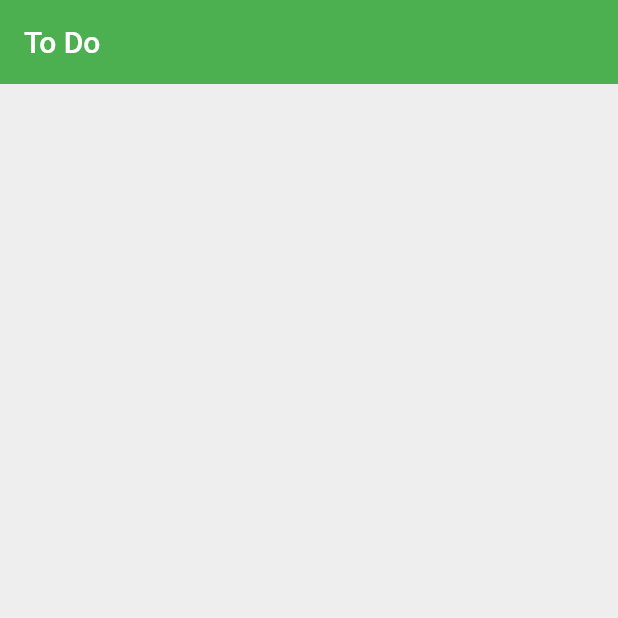
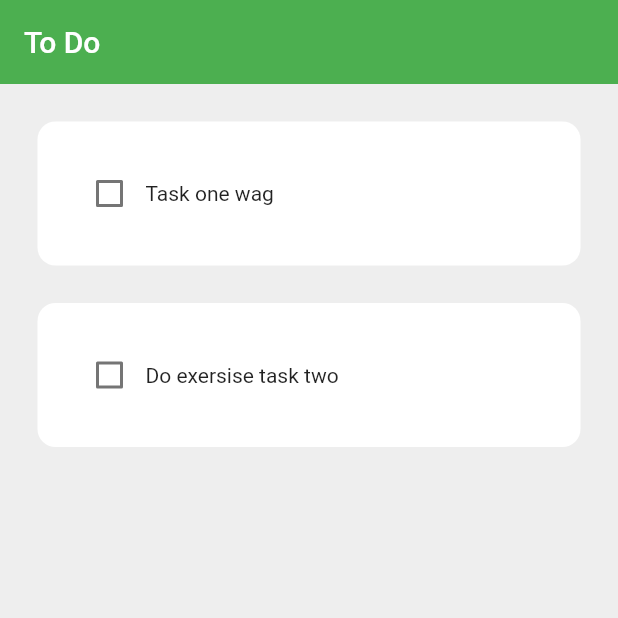
Before and after one commit to Paul-tes/Todo-App, a Flutter app: the screen it shows after launch, on a phone screen of 412 x 824 dp, the top half of it. Run offline on Flutter 3.47's test engine with Material 2 defaults, Android fonts, the phone set to English and light mode, and no system bars.

Commit message:
Add Task component

```diff
--- a/lib/pages/home_page.dart
+++ b/lib/pages/home_page.dart
@@ -1,4 +1,5 @@
 import 'package:flutter/material.dart';
+import 'package:todo/utils/todo_tile.dart';
 
 
 class HomePage extends StatefulWidget {
@@ -9,6 +10,19 @@ class HomePage extends StatefulWidget {
 }
 
 class _HomePageState extends State<HomePage> {
+
+  List todoList = [
+    ["Task one wag", false],
+    ["Do exersise task two", false]
+  ];
+
+  // check box tabed
+  void checkBoxChanged(int index) {
+    setState(() {
+      todoList[index][1] = ! todoList[index][1];
+    });
+  }
+
   @override
   Widget build(BuildContext context) {
     return Scaffold(
@@ -17,6 +31,17 @@ class _HomePageState extends State<HomePage> {
         title: Text("To Do"),
         elevation: 0,
       ),
+
+      body: ListView.builder(
+        itemCount: todoList.length,
+        itemBuilder: (context, index) {
+          return ToDoTile(
+            taskName: todoList[index][0],
+            taskCompleted: todoList[index][1],
+            onChanged: (value) => checkBoxChanged(index),
+          );
+        },
+      ),
     );
   }
 }
--- /dev/null
+++ b/lib/utils/todo_tile.dart
@@ -0,0 +1,39 @@
+import 'package:flutter/material.dart';
+
+class ToDoTile extends StatelessWidget {
+
+  final String taskName;
+  final bool taskCompleted;
+  Function(bool?)? onChanged;
+
+  ToDoTile({
+    super.key,
+    required this.taskName,
+    required this.taskCompleted,
+    required this.onChanged,
+  });
+
+  @override
+  Widget build(BuildContext context) {
+    return Padding(
+      padding: const EdgeInsets.only(left: 25.0, right: 25.0, top: 25.0),
+      child: Container(
+        padding: EdgeInsets.all(24),
+        child: Row(
+          children: [
+
+            // check box
+            Checkbox(value: taskCompleted, onChanged: onChanged),
+
+            // task name
+            Text(taskName),
+          ],
+        ),
+        decoration: BoxDecoration(
+          color: Colors.white,
+          borderRadius: BorderRadius.circular(12),
+          ),
+      ),
+    );
+  }
+}
```
